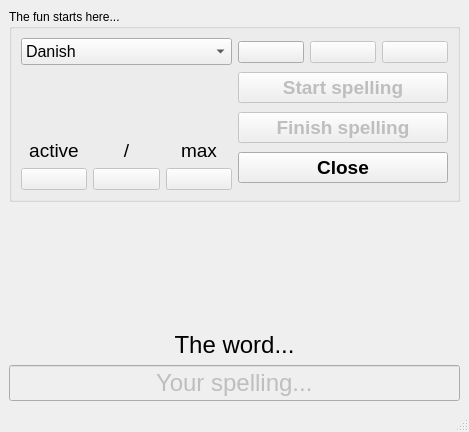
This is mainwindow.ui in davidlamhauge/daspelling as Qt 5 draws it before an edit. The edited form follows.
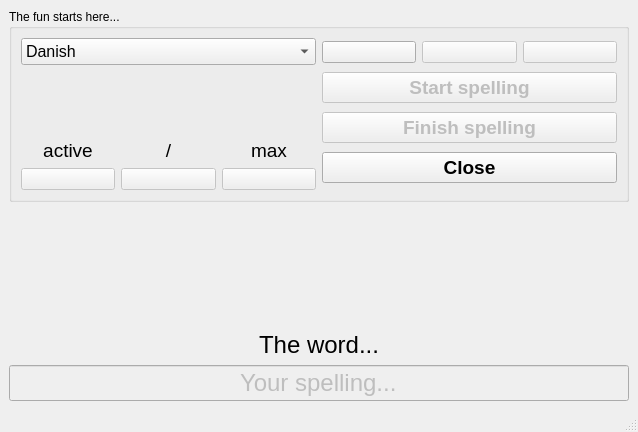
This is the edited form. Icons and pictures are not drawn.

Diff of the .ui file:
```diff
--- a/mainwindow.ui
+++ b/mainwindow.ui
@@ -6,7 +6,7 @@
    <rect>
     <x>0</x>
     <y>0</y>
-    <width>469</width>
+    <width>638</width>
     <height>432</height>
    </rect>
   </property>
```
Left out of the diff: 12 changed lines with no effect on the pictures.
